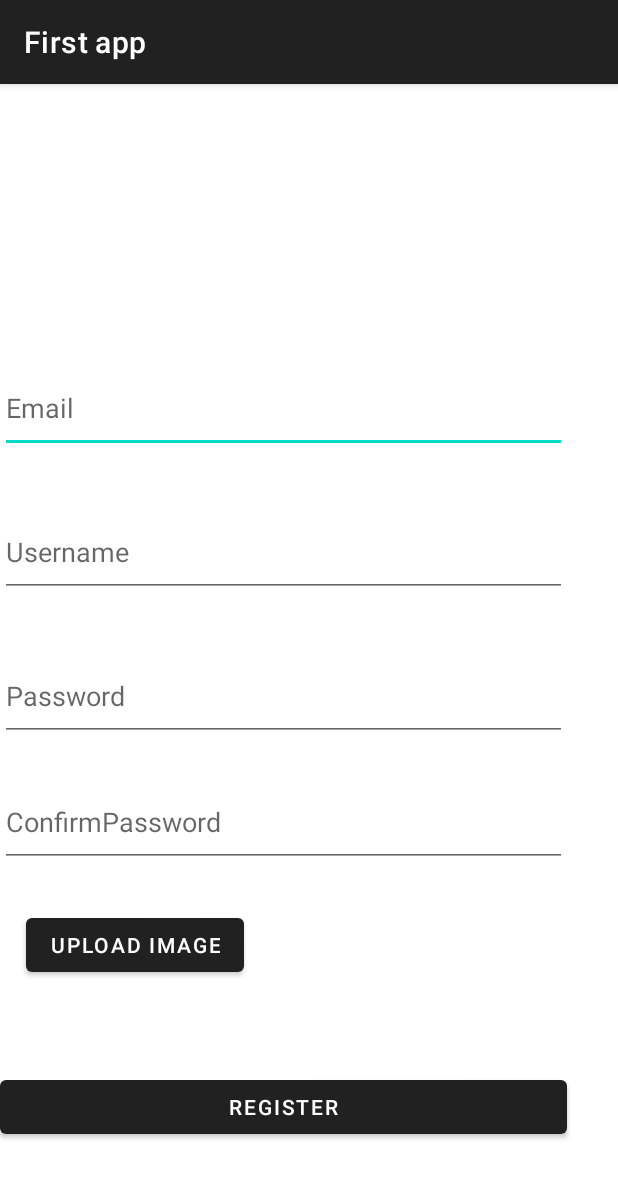
After one commit to kutukov2000/Learn-Android, an Android app: the RegisterActivity screen opened directly, with no data from a screen before it, on a phone screen of 412 x 824 dp. The commit adds this screen. Shown: the top 1178 px of the screen. Run offline under Robolectric (Android 15) with nearby library versions, the phone set to English and light mode, and no system bars; pictures from the network do not load.

Commit message:
feat: register with image ✨

```diff
--- a/app/src/main/AndroidManifest.xml
+++ b/app/src/main/AndroidManifest.xml
@@ -18,6 +18,9 @@
         android:theme="@style/Theme.FirstApp"
         tools:targetApi="31">
         <activity
+            android:name=".authentication.register.RegisterActivity"
+            android:exported="false" />
+        <activity
             android:name=".authentication.login.LoginActivity"
             android:exported="false" />
         <activity
--- a/app/src/main/java/com/example/firstapp/BaseActivity.java
+++ b/app/src/main/java/com/example/firstapp/BaseActivity.java
@@ -7,6 +7,7 @@ import android.view.MenuItem;
 import androidx.appcompat.app.AppCompatActivity;
 
 import com.example.firstapp.authentication.login.LoginActivity;
+import com.example.firstapp.authentication.register.RegisterActivity;
 import com.example.firstapp.category.CategoryCreateActivity;
 
 
@@ -20,6 +21,11 @@ public class BaseActivity extends AppCompatActivity {
     @Override
     public boolean onOptionsItemSelected(MenuItem item) {
         int select = item.getItemId();
+        if (select == R.id.m_register) {
+            Intent intent = new Intent(BaseActivity.this, RegisterActivity.class);
+            startActivity(intent);
+            return true;
+        }
         if (select == R.id.m_login) {
             Intent intent = new Intent(BaseActivity.this, LoginActivity.class);
             startActivity(intent);
--- /dev/null
+++ b/app/src/main/java/com/example/firstapp/authentication/register/RegisterActivity.java
@@ -0,0 +1,151 @@
+package com.example.firstapp.authentication.register;
+
+import android.app.Activity;
+import android.content.Intent;
+import android.graphics.Bitmap;
+import android.graphics.drawable.BitmapDrawable;
+import android.net.Uri;
+import android.os.Bundle;
+import android.provider.MediaStore;
+import android.widget.Button;
+import android.widget.EditText;
+import android.widget.ImageView;
+import android.widget.Toast;
+
+import androidx.activity.EdgeToEdge;
+import androidx.annotation.NonNull;
+import androidx.annotation.Nullable;
+import androidx.appcompat.app.AppCompatActivity;
+import androidx.core.graphics.Insets;
+import androidx.core.view.ViewCompat;
+import androidx.core.view.WindowInsetsCompat;
+
+import com.example.firstapp.MainActivity;
+import com.example.firstapp.R;
+import com.example.firstapp.authentication.login.LoginActivity;
+import com.example.firstapp.authentication.login.LoginRequest;
+import com.example.firstapp.authentication.login.LoginResponse;
+import com.example.firstapp.services.ApplicationNetwork;
+
+import java.io.ByteArrayOutputStream;
+import java.io.File;
+import java.io.FileOutputStream;
+import java.io.IOException;
+import java.nio.charset.StandardCharsets;
+
+import okhttp3.MediaType;
+import okhttp3.MultipartBody;
+import okhttp3.RequestBody;
+import retrofit2.Call;
+import retrofit2.Callback;
+import retrofit2.Response;
+
+public class RegisterActivity extends AppCompatActivity {
+    private static final int PICK_IMAGE_REQUEST = 1;
+    private EditText editTextEmail, editTextUsername, editTextPassword,editTextConfirmPassword;
+    private Button btnUploadImage,buttonRegister;
+    ImageView ivSelectedImage;
+    @Override
+    protected void onCreate(Bundle savedInstanceState) {
+        super.onCreate(savedInstanceState);
+        setContentView(R.layout.activity_register);
+
+        // Initialize UI elements
+
+        editTextEmail = findViewById(R.id.editTextEmail);
+        editTextUsername=findViewById(R.id.editTextUsername);
+        editTextPassword=findViewById(R.id.editTextPassword);
+        editTextConfirmPassword=findViewById(R.id.editTextConfirmPassword);
+
+        btnUploadImage=findViewById(R.id.btnUploadImage);
+        buttonRegister=findViewById(R.id.buttonRegister);
+
+        ivSelectedImage=findViewById(R.id.ivSelectedImage);
+        btnUploadImage.setOnClickListener(v -> openGallery());
+        // Set a click listener for the login button
+        buttonRegister.setOnClickListener(view -> {
+            RequestBody email=RequestBody.create(MediaType.parse("text/plain"), editTextEmail.getText().toString());
+            RequestBody username=RequestBody.create(MediaType.parse("text/plain"), editTextUsername.getText().toString());
+            RequestBody password=RequestBody.create(MediaType.parse("text/plain"), editTextPassword.getText().toString());
+            RequestBody confirmPassword=RequestBody.create(MediaType.parse("text/plain"), editTextConfirmPassword.getText().toString());
+//            String username=editTextUsername.getText().toString().trim();;
+//            String password=editTextPassword.getText().toString().trim();;
+//            String confirmPassword=editTextConfirmPassword.getText().toString().trim();;
+
+            File image = convertImageViewToFile(ivSelectedImage);
+            RequestBody requestFile =
+                    RequestBody.create(MediaType.parse("multipart/form-data"), image);
+            MultipartBody.Part body =
+                    MultipartBody.Part.createFormData("image", image.getName(), requestFile);
+
+            ApplicationNetwork
+                    .getInstance()
+                    .getCategoriesApi()
+                    .register(email,username,password,confirmPassword,body)
+                    .enqueue(new Callback<LoginResponse>() {
+                        @Override
+                        public void onResponse(@NonNull Call<LoginResponse> call, @NonNull Response<LoginResponse> response) {
+                            if (response.isSuccessful()) {
+                                // Login successful
+                                Toast.makeText(RegisterActivity.this, "Login successful", Toast.LENGTH_SHORT).show();
+                                Intent intent = new Intent(RegisterActivity.this, MainActivity.class);
+                                startActivity(intent);
+                            } else {
+                                // Login failed due to unexpected response from server
+                                Toast.makeText(RegisterActivity.this, "Invalid username or password", Toast.LENGTH_SHORT).show();
+                            }
+                        }
+
+                        @Override
+                        public void onFailure(@NonNull Call<LoginResponse> call, @NonNull Throwable t) {
+                            t.printStackTrace();
+                            Toast.makeText(RegisterActivity.this, "Unexpected response from server", Toast.LENGTH_SHORT).show();
+                        }
+                    });
+        });
+    }
+    private void openGallery() {
+        Intent galleryIntent = new Intent(Intent.ACTION_PICK, MediaStore.Images.Media.EXTERNAL_CONTENT_URI);
+        startActivityForResult(galleryIntent, PICK_IMAGE_REQUEST);
+    }
+    @Override
+    protected void onActivityResult(int requestCode, int resultCode, @Nullable Intent data) {
+        super.onActivityResult(requestCode, resultCode, data);
+
+        if (requestCode == PICK_IMAGE_REQUEST && resultCode == Activity.RESULT_OK && data != null) {
+            Uri selectedImageUri = data.getData();
+            ivSelectedImage.setImageURI(selectedImageUri);
+        }
+    }
+    private File convertImageViewToFile(ImageView imageView) {
+        // Get the drawable from ImageView
+        BitmapDrawable drawable = (BitmapDrawable) imageView.getDrawable();
+        Bitmap bitmap = drawable.getBitmap();
+
+        // Create a file to store the bitmap
+        File file = new File(getCacheDir(), "image.jpg");
+        try {
+            file.createNewFile();
+
+            // Convert bitmap to byte array
+            ByteArrayOutputStream byteArrayOutputStream = new ByteArrayOutputStream();
+            bitmap.compress(Bitmap.CompressFormat.JPEG, 100, byteArrayOutputStream);
+            byte[] bitmapData = byteArrayOutputStream.toByteArray();
+
+            // Write the bytes to the file
+            FileOutputStream fos = new FileOutputStream(file);
+            fos.write(bitmapData);
+            fos.flush();
+            fos.close();
+
+            return file;
+        } catch (IOException e) {
+            e.printStackTrace();
+            return null;
+        }
+    }
+    private RequestBody convertStringToRequestBody(String string) {
+        RequestBody body=RequestBody.create(string.getBytes());
+        return body;
+    }
+}
--- a/app/src/main/java/com/example/firstapp/constants/Urls.java
+++ b/app/src/main/java/com/example/firstapp/constants/Urls.java
@@ -1,6 +1,6 @@
 package com.example.firstapp.constants;
 
 public class Urls {
-//        public static final String BASE = "https://vpd111.itstep.click";
+//        public static final String BASE = "https://artur.novakv.com";
     public static final String BASE = "http://10.0.2.2:5232";
 }
--- /dev/null
+++ b/app/src/main/res/layout/activity_register.xml
@@ -0,0 +1,78 @@
+<?xml version="1.0" encoding="utf-8"?>
+<androidx.constraintlayout.widget.ConstraintLayout xmlns:android="http://schemas.android.com/apk/res/android"
+    xmlns:app="http://schemas.android.com/apk/res-auto"
+    xmlns:tools="http://schemas.android.com/tools"
+    android:id="@+id/main"
+    android:layout_width="match_parent"
+    android:layout_height="match_parent"
+    tools:context=".authentication.register.RegisterActivity">
+
+    <EditText
+        android:id="@+id/editTextEmail"
+        android:layout_width="378dp"
+        android:layout_height="60dp"
+        android:layout_marginTop="36dp"
+        android:hint="Email"
+        android:inputType="text"
+        app:layout_constraintTop_toBottomOf="@+id/ivSelectedImage"
+        tools:layout_editor_absoluteX="17dp" />
+
+    <EditText
+        android:id="@+id/editTextUsername"
+        android:layout_width="378dp"
+        android:layout_height="60dp"
+        android:layout_marginTop="36dp"
+        android:hint="Username"
+        android:inputType="text"
+        app:layout_constraintTop_toBottomOf="@+id/editTextEmail"
+        tools:layout_editor_absoluteX="16dp" />
+
+    <EditText
+        android:id="@+id/editTextPassword"
+        android:layout_width="378dp"
+        android:layout_height="60dp"
+        android:layout_marginTop="36dp"
+        android:hint="Password"
+        android:inputType="textPassword"
+        app:layout_constraintTop_toBottomOf="@+id/editTextUsername"
+        tools:layout_editor_absoluteX="17dp" />
+
+    <EditText
+        android:id="@+id/editTextConfirmPassword"
+        android:layout_width="378dp"
+        android:layout_height="60dp"
+        android:layout_marginTop="120dp"
+        android:hint="ConfirmPassword"
+        android:inputType="textPassword"
+        app:layout_constraintTop_toBottomOf="@+id/editTextUsername"
+        tools:layout_editor_absoluteX="17dp" />
+
+    <Button
+        android:id="@+id/buttonRegister"
+        android:layout_width="378dp"
+        android:layout_height="wrap_content"
+        android:layout_marginTop="136dp"
+        android:text="Register"
+        app:layout_constraintTop_toBottomOf="@+id/editTextConfirmPassword"
+        tools:layout_editor_absoluteX="16dp" />
+
+    <Button
+        android:id="@+id/btnUploadImage"
+        android:layout_width="wrap_content"
+        android:layout_height="wrap_content"
+        android:layout_marginTop="28dp"
+        android:text="Upload Image"
+        app:layout_constraintEnd_toEndOf="parent"
+        app:layout_constraintHorizontal_bias="0.064"
+        app:layout_constraintStart_toStartOf="parent"
+        app:layout_constraintTop_toBottomOf="@+id/editTextConfirmPassword" />
+
+    <ImageView
+        android:id="@+id/ivSelectedImage"
+        android:layout_width="150dp"
+        android:layout_height="150dp"
+        android:scaleType="centerCrop"
+        tools:layout_editor_absoluteX="130dp"
+        tools:layout_editor_absoluteY="16dp" />
+
+</androidx.constraintlayout.widget.ConstraintLayout>
--- a/app/src/main/res/menu/main_menu.xml
+++ b/app/src/main/res/menu/main_menu.xml
@@ -1,5 +1,7 @@
 <?xml version="1.0" encoding="utf-8"?>
 <menu xmlns:android="http://schemas.android.com/apk/res/android">
+    <item android:id="@+id/m_register"
+        android:title="Register"/>
     <item android:id="@+id/m_login"
         android:title="Login"/>
     <item android:id="@+id/m_home"
```
Also changed, not shown: app/src/main/java/com/example/firstapp/network/CategoriesApi.java (+11 -0 lines).
